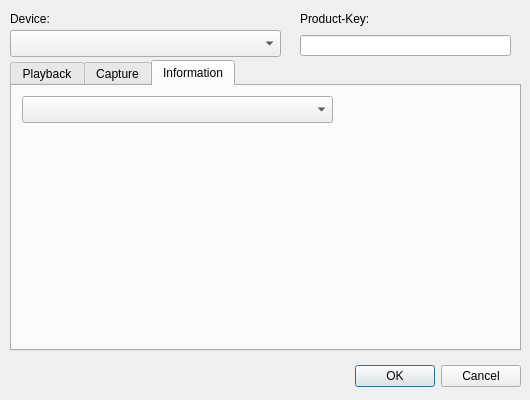
Before: the Qt Designer form src/aaxconfig.ui in adalinbv/aax-support, drawn with Qt 5.
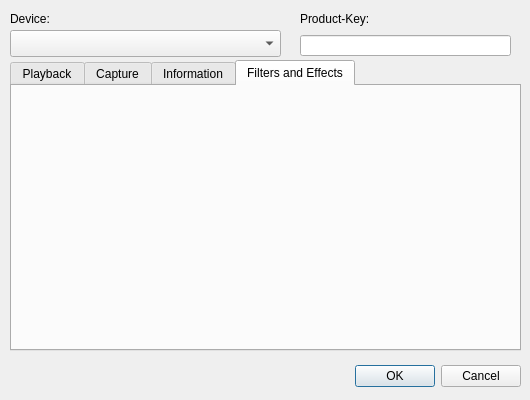
After: the same form once the commit is applied. The open tabs and pages were chosen to show the change. Custom widgets are drawn as their Qt base class.

Commit message: Add a Filters and Effects tab and fill it with availability information and provide proper information if the device could not be opened

```diff
--- a/src/aaxconfig.ui
+++ b/src/aaxconfig.ui
@@ -739,6 +739,21 @@
      </property>
     </widget>
    </widget>
+   <widget class="QWidget" name="tab_4">
+    <attribute name="title">
+     <string>Filters and Effects</string>
+    </attribute>
+    <widget class="QLabel" name="FiltersEffects">
+     <property name="geometry">
+      <rect>
+       <x>10</x>
+       <y>10</y>
+       <width>491</width>
+       <height>241</height>
+      </rect>
+     </property>
+    </widget>
+   </widget>
   </widget>
  </widget>
  <customwidgets>
```
The commit also changes 4 other files.
